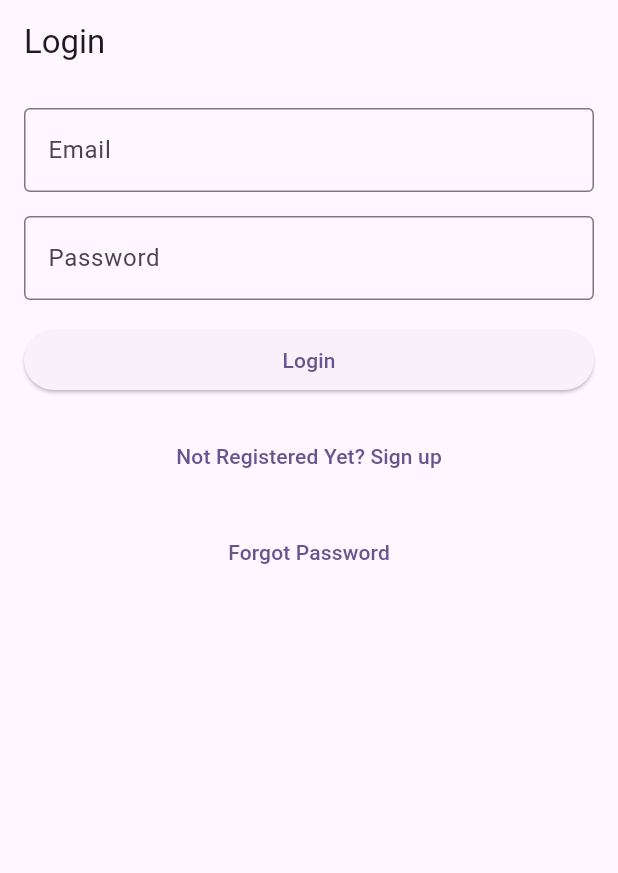
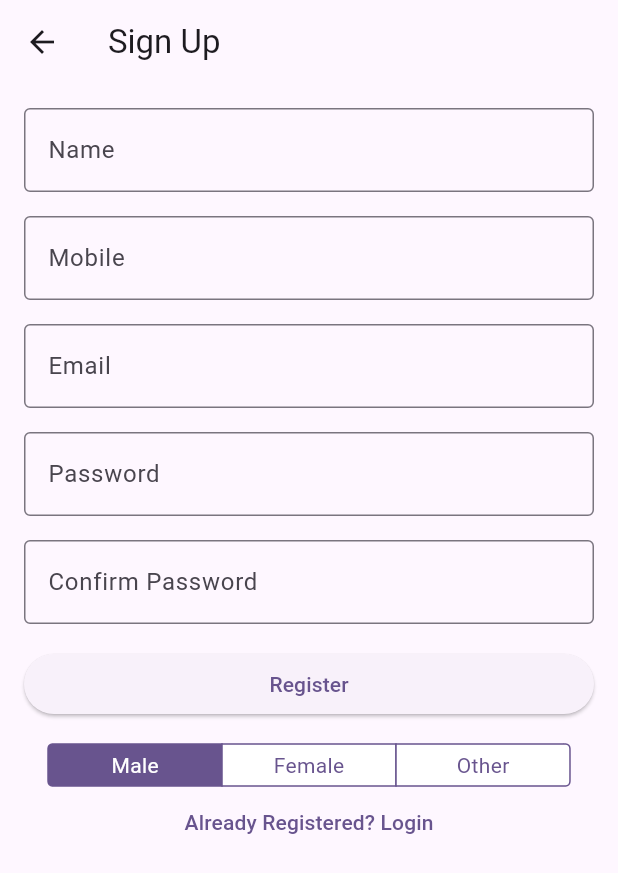
Before and after one commit to abidroid/dr_shoaib_todo_firebase_app, a Flutter app: the screen it shows after launch, after a tap on "Not Registered Yet? Sign up", on a phone screen of 412 x 824 dp. Shown: the top 873 px of the screen. Run offline on Flutter 3.47's test engine with Material 3 defaults, Android fonts, the phone set to English and light mode, and no system bars; our stand-ins replace gap.

Commit message:
sign up screed designed

```diff
--- /dev/null
+++ b/lib/screens/forgot_password_screen.dart
@@ -0,0 +1,19 @@
+import 'package:flutter/material.dart';
+
+class ForgotPasswordScreen extends StatefulWidget {
+  const ForgotPasswordScreen({super.key});
+
+  @override
+  State<ForgotPasswordScreen> createState() => _ForgotPasswordScreenState();
+}
+
+class _ForgotPasswordScreenState extends State<ForgotPasswordScreen> {
+  @override
+  Widget build(BuildContext context) {
+    return Scaffold(
+      appBar: AppBar(
+        title: const Text('Forgot Password'),
+      ),
+    );
+  }
+}
--- a/lib/screens/login_screen.dart
+++ b/lib/screens/login_screen.dart
@@ -1,3 +1,5 @@
+import 'package:dr_shoaib_todo_firebase_app/screens/forgot_password_screen.dart';
+import 'package:dr_shoaib_todo_firebase_app/screens/sign_up_screen.dart';
 import 'package:flutter/material.dart';
 import 'package:gap/gap.dart';
 
@@ -59,12 +61,21 @@ class _LoginScreenState extends State<LoginScreen> {
 
             const Gap(16),
 
-            TextButton(onPressed: (){}, child: const Text('Not Registered Yet? Sign up')),
+            TextButton(onPressed: (){
+              Navigator.of(context).push(MaterialPageRoute(builder: (context){
+                return const SignUpScreen();
+              }));
+            }, child: const Text('Not Registered Yet? Sign up')),
 
 
             const Gap(16),
 
-            TextButton(onPressed: (){}, child: const Text('Forgot Password')),
+            TextButton(onPressed: (){
+              Navigator.of(context).push(MaterialPageRoute(builder: (context){
+                return const ForgotPasswordScreen();
+              }));
+
+            }, child: const Text('Forgot Password')),
           ],
         ),
       ),
--- a/lib/screens/sign_up_screen.dart
+++ b/lib/screens/sign_up_screen.dart
@@ -0,0 +1,115 @@
+import 'package:dr_shoaib_todo_firebase_app/screens/login_screen.dart';
+import 'package:flutter/cupertino.dart';
+import 'package:flutter/material.dart';
+import 'package:gap/gap.dart';
+
+class SignUpScreen extends StatefulWidget {
+  const SignUpScreen({super.key});
+
+  @override
+  State<SignUpScreen> createState() => _SignUpScreenState();
+}
+
+class _SignUpScreenState extends State<SignUpScreen> {
+  late TextEditingController nameC, mobileC, emailC, passC, confirmC;
+  String selectedGender = 'Male';
+
+  @override
+  void initState() {
+    nameC = TextEditingController();
+    mobileC = TextEditingController();
+    emailC = TextEditingController();
+    passC = TextEditingController();
+    confirmC = TextEditingController();
+    super.initState();
+  }
+
+  @override
+  void dispose() {
+    nameC.dispose();
+    mobileC.dispose();
+    emailC.dispose();
+    passC.dispose();
+    confirmC.dispose();
+    super.dispose();
+  }
+
+  @override
+  Widget build(BuildContext context) {
+    return Scaffold(
+      appBar: AppBar(
+        title: const Text('Sign Up'),
+      ),
+      body: Padding(
+        padding: const EdgeInsets.all(16.0),
+        child: ListView(
+          children: [
+            TextField(
+              controller: nameC,
+              decoration: const InputDecoration(
+                hintText: 'Name',
+                border: OutlineInputBorder(),
+              ),
+            ),
+            const Gap(16),
+            TextField(
+              controller: mobileC,
+              decoration: const InputDecoration(
+                hintText: 'Mobile',
+                border: OutlineInputBorder(),
+              ),
+            ),
+            const Gap(16),
+            TextField(
+              controller: emailC,
+              decoration: const InputDecoration(
+                hintText: 'Email',
+                border: OutlineInputBorder(),
+              ),
+            ),
+            const Gap(16),
+            TextField(
+              controller: passC,
+              decoration: const InputDecoration(
+                hintText: 'Password',
+                border: OutlineInputBorder(),
+              ),
+            ),
+            const Gap(16),
+            TextField(
+              controller: confirmC,
+              decoration: const InputDecoration(
+                hintText: 'Confirm Password',
+                border: OutlineInputBorder(),
+              ),
+            ),
+            const Gap(16),
+            ElevatedButton(
+              onPressed: () {},
+              child: const Text('Register'),
+            ),
+            const Gap(16),
+
+            CupertinoSegmentedControl(
+                groupValue: selectedGender,
+                children: const {
+              'Male': Text('Male'),
+              'Female': Text('Female'),
+              'Other': Text('Other')
+            }, onValueChanged: (newValue){
+                setState(() {
+                  selectedGender = newValue;
+                });
+            }),
+
+            TextButton(
+                onPressed: () {
+                  Navigator.of(context).pop();
+                },
+                child: const Text('Already Registered? Login')),
+          ],
+        ),
+      ),
+    );
+  }
+}
```
